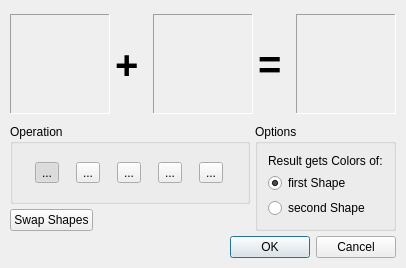
Old version of the form scribus/plugins/tools/pathfinder/pathfinderbase.ui in the repository scribusproject/scribus.
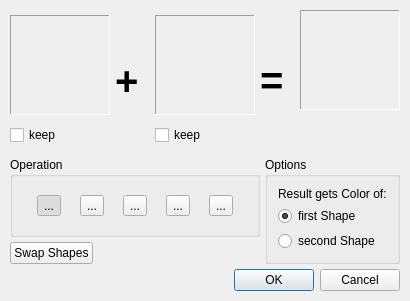
New version of the form.

Commit message: Moved to the "Path Tools" submenue. Added Options to keep the original items. The "Break Apart" option creates now 3 items.

Diff of the .ui file:
```diff
--- a/scribus/plugins/tools/pathfinder/pathfinderbase.ui
+++ b/scribus/plugins/tools/pathfinder/pathfinderbase.ui
@@ -5,31 +5,21 @@
    <rect>
     <x>0</x>
     <y>0</y>
-    <width>406</width>
-    <height>268</height>
+    <width>410</width>
+    <height>301</height>
    </rect>
   </property>
   <property name="windowTitle" >
    <string>Boolean Path Operations</string>
   </property>
   <layout class="QVBoxLayout" >
+   <item>
+    <layout class="QHBoxLayout" >
    <property name="spacing" >
     <number>5</number>
    </property>
-   <property name="leftMargin" >
-    <number>10</number>
-   </property>
-   <property name="topMargin" >
-    <number>10</number>
-   </property>
-   <property name="rightMargin" >
-    <number>10</number>
-   </property>
-   <property name="bottomMargin" >
-    <number>10</number>
-   </property>
    <item>
-    <layout class="QHBoxLayout" >
+      <layout class="QVBoxLayout" >
      <property name="spacing" >
       <number>5</number>
      </property>
@@ -62,6 +52,18 @@
       </widget>
      </item>
      <item>
+        <widget class="QCheckBox" name="keepSource1" >
+         <property name="toolTip" >
+          <string>Keep a copy of the original Item after applying the operation</string>
+         </property>
+         <property name="text" >
+          <string>keep</string>
+         </property>
+        </widget>
+       </item>
+      </layout>
+     </item>
+     <item>
       <layout class="QVBoxLayout" >
        <property name="spacing" >
         <number>0</number>
@@ -109,6 +111,11 @@
       </layout>
      </item>
      <item>
+      <layout class="QVBoxLayout" >
+       <property name="spacing" >
+        <number>5</number>
+       </property>
+       <item>
       <widget class="QLabel" name="sourceShape2" >
        <property name="minimumSize" >
         <size>
@@ -137,6 +144,18 @@
       </widget>
      </item>
      <item>
+        <widget class="QCheckBox" name="keepSource2" >
+         <property name="toolTip" >
+          <string>Keep a copy of the original Item after applying the operation</string>
+         </property>
+         <property name="text" >
+          <string>keep</string>
+         </property>
+        </widget>
+       </item>
+      </layout>
+     </item>
+     <item>
       <layout class="QVBoxLayout" >
        <property name="spacing" >
         <number>0</number>
@@ -184,6 +203,8 @@
       </layout>
      </item>
      <item>
+      <layout class="QVBoxLayout" >
+       <item>
       <widget class="QLabel" name="resultShape" >
        <property name="minimumSize" >
         <size>
@@ -211,6 +232,21 @@
        </property>
       </widget>
      </item>
+       <item>
+        <spacer>
+         <property name="orientation" >
+          <enum>Qt::Vertical</enum>
+         </property>
+         <property name="sizeHint" >
+          <size>
+           <width>20</width>
+           <height>40</height>
+          </size>
+         </property>
+        </spacer>
+       </item>
+      </layout>
+     </item>
     </layout>
    </item>
    <item>
@@ -345,7 +381,7 @@
       </layout>
      </item>
      <item>
-      <widget class="QGroupBox" name="groupBox_2" >
+      <widget class="QGroupBox" name="optionGroup" >
        <property name="title" >
         <string>Options</string>
        </property>
@@ -368,7 +404,10 @@
         <item>
          <widget class="QLabel" name="label_3" >
           <property name="text" >
-           <string>Result gets Colors of:</string>
+           <string>Result gets Color of:</string>
+          </property>
+          <property name="wordWrap" >
+           <bool>true</bool>
           </property>
          </widget>
         </item>
```
Lines whose indentation alone changed are shown as unchanged. The commit also changes 3 other files.
